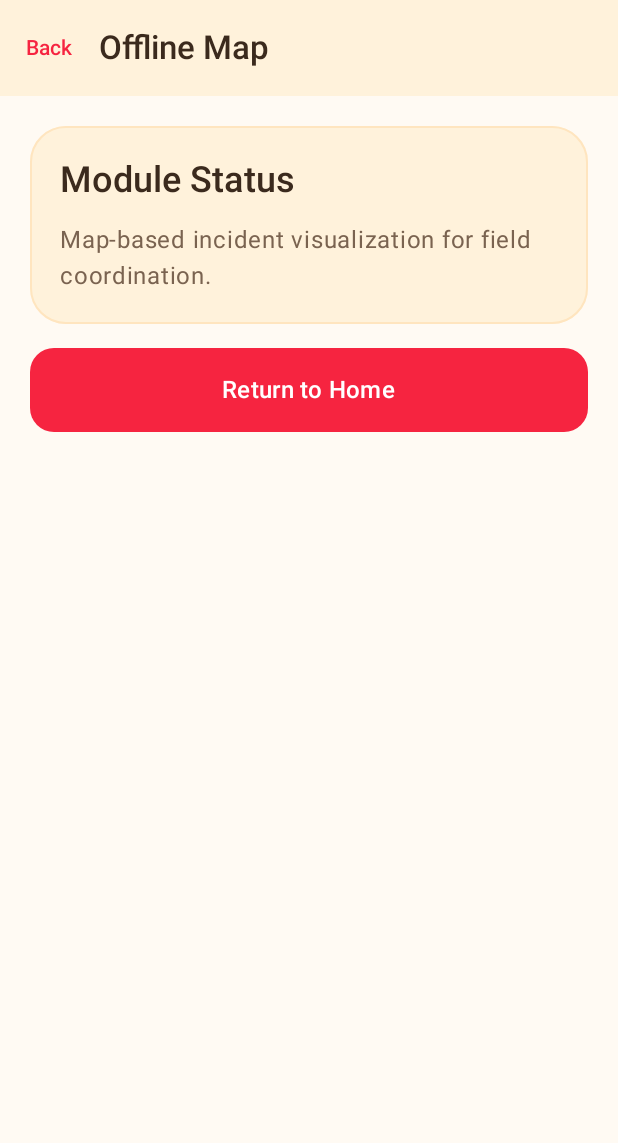
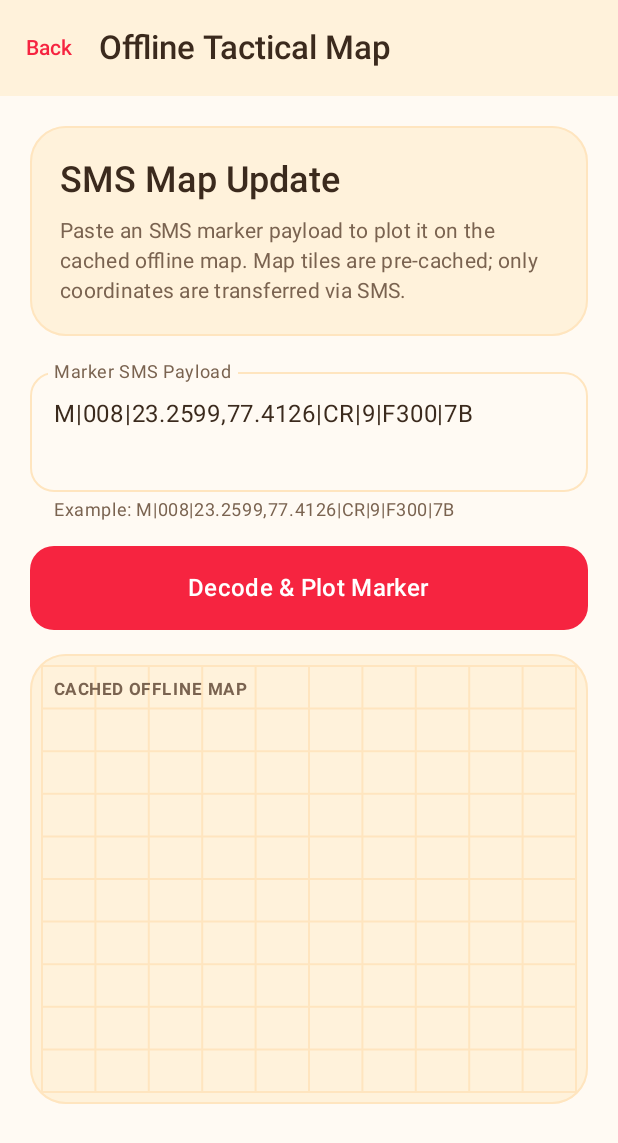
Before and after one commit to AbinavDWH/PACT, an Android app built with Jetpack Compose: the screen it shows after launch (MainActivity), after a tap on "Offline Map", on a phone screen of 412 x 824 dp. Shown: the top 1143 px of the screen. Run offline under Robolectric (Android 15) with nearby library versions, the light colour scheme and no system bars.

Commit message:
modified:   android/app/src/main/java/org/humanitarian/fieldapp/MainActivity.kt 	new file:   android/app/src/main/java/org/humanitarian/fieldapp/models/MapMarker.kt 	new file:   android/app/src/main/java/org/humanitarian/fieldapp/ui/OfflineMapScreen.kt

```diff
--- a/android/app/src/main/java/org/humanitarian/fieldapp/MainActivity.kt
+++ b/android/app/src/main/java/org/humanitarian/fieldapp/MainActivity.kt
@@ -9,6 +9,7 @@ import androidx.compose.runtime.remember
 import androidx.compose.runtime.setValue
 import org.humanitarian.fieldapp.ui.FieldReportScreen
 import org.humanitarian.fieldapp.ui.HomeScreen
+import org.humanitarian.fieldapp.ui.OfflineMapScreen
 import org.humanitarian.fieldapp.ui.PlaceholderScreen
 import org.humanitarian.fieldapp.ui.SmsDecoderScreen
 import org.humanitarian.fieldapp.ui.SmsFallbackScreen
@@ -74,9 +75,7 @@ class MainActivity : ComponentActivity() {
                     }
 
                     "offline_map" -> {
-                        PlaceholderScreen(
-                            title = "Offline Map",
-                            description = "Map-based incident visualization for field coordination.",
+                        OfflineMapScreen(
                             onBack = {
                                 currentScreen = "home"
                             }
--- /dev/null
+++ b/android/app/src/main/java/org/humanitarian/fieldapp/ui/OfflineMapScreen.kt
@@ -0,0 +1,290 @@
+package org.humanitarian.fieldapp.ui
+
+import androidx.compose.foundation.BorderStroke
+import androidx.compose.foundation.Canvas
+import androidx.compose.foundation.layout.Arrangement
+import androidx.compose.foundation.layout.Box
+import androidx.compose.foundation.layout.Column
+import androidx.compose.foundation.layout.Row
+import androidx.compose.foundation.layout.fillMaxSize
+import androidx.compose.foundation.layout.fillMaxWidth
+import androidx.compose.foundation.layout.height
+import androidx.compose.foundation.layout.padding
+import androidx.compose.foundation.layout.size
+import androidx.compose.foundation.rememberScrollState
+import androidx.compose.foundation.shape.CircleShape
+import androidx.compose.foundation.shape.RoundedCornerShape
+import androidx.compose.foundation.verticalScroll
+import androidx.compose.material3.Button
+import androidx.compose.material3.ButtonDefaults
+import androidx.compose.material3.ExperimentalMaterial3Api
+import androidx.compose.material3.MaterialTheme
+import androidx.compose.material3.OutlinedTextField
+import androidx.compose.material3.Scaffold
+import androidx.compose.material3.Surface
+import androidx.compose.material3.Text
+import androidx.compose.material3.TextButton
+import androidx.compose.material3.TopAppBar
+import androidx.compose.material3.TopAppBarDefaults
+import androidx.compose.runtime.Composable
+import androidx.compose.runtime.getValue
+import androidx.compose.runtime.mutableStateOf
+import androidx.compose.runtime.remember
+import androidx.compose.runtime.setValue
+import androidx.compose.ui.Alignment
+import androidx.compose.ui.Modifier
+import androidx.compose.ui.geometry.Offset
+import androidx.compose.ui.graphics.Color
+import androidx.compose.ui.graphics.drawscope.Stroke
+import androidx.compose.ui.text.font.FontFamily
+import androidx.compose.ui.text.font.FontWeight
+import androidx.compose.ui.unit.dp
+import androidx.compose.ui.unit.sp
+import org.humanitarian.fieldapp.models.MapMarker
+import org.humanitarian.fieldapp.sms.SmsDecoder
+import org.humanitarian.fieldapp.ui.theme.PactAccent
+import org.humanitarian.fieldapp.ui.theme.PactBackground
+import org.humanitarian.fieldapp.ui.theme.PactOnPrimary
+import org.humanitarian.fieldapp.ui.theme.PactPrimary
+import org.humanitarian.fieldapp.ui.theme.PactSurface
+import org.humanitarian.fieldapp.ui.theme.PactTextPrimary
+import org.humanitarian.fieldapp.ui.theme.PactTextSecondary
+import java.util.UUID
+
+@OptIn(ExperimentalMaterial3Api::class)
+@Composable
+fun OfflineMapScreen(
+    onBack: () -> Unit
+) {
+    var smsInput by remember { mutableStateOf("M|008|23.2599,77.4126|CR|9|F300|7B") }
+    var markers by remember { mutableStateOf(listOf<MapMarker>()) }
+    var errorMessage by remember { mutableStateOf("") }
+
+    Scaffold(
+        containerColor = PactBackground,
+        topBar = {
+            TopAppBar(
+                title = {
+                    Text(
+                        text = "Offline Tactical Map",
+                        style = MaterialTheme.typography.titleLarge,
+                        fontWeight = FontWeight.SemiBold,
+                        color = PactTextPrimary
+                    )
+                },
+                navigationIcon = {
+                    TextButton(onClick = onBack) {
+                        Text(text = "Back", color = PactPrimary, fontWeight = FontWeight.SemiBold)
+                    }
+                },
+                colors = TopAppBarDefaults.topAppBarColors(
+                    containerColor = PactSurface,
+                    titleContentColor = PactTextPrimary,
+                    navigationIconContentColor = PactPrimary
+                )
+            )
+        }
+    ) { padding ->
+        Column(
+            modifier = Modifier
+                .fillMaxSize()
+                .padding(padding)
+                .verticalScroll(rememberScrollState())
+                .padding(20.dp),
+            verticalArrangement = Arrangement.spacedBy(16.dp)
+        ) {
+            Surface(
+                modifier = Modifier.fillMaxWidth(),
+                shape = RoundedCornerShape(24.dp),
+                color = PactSurface,
+                border = BorderStroke(1.dp, PactAccent)
+            ) {
+                Column(modifier = Modifier.padding(20.dp), verticalArrangement = Arrangement.spacedBy(8.dp)) {
+                    Text(
+                        text = "SMS Map Update",
+                        style = MaterialTheme.typography.headlineSmall,
+                        fontWeight = FontWeight.SemiBold,
+                        color = PactTextPrimary
+                    )
+                    Text(
+                        text = "Paste an SMS marker payload to plot it on the cached offline map. Map tiles are pre-cached; only coordinates are transferred via SMS.",
+                        style = MaterialTheme.typography.bodyMedium,
+                        color = PactTextSecondary
+                    )
+                }
+            }
+
+            OutlinedTextField(
+                value = smsInput,
+                onValueChange = { smsInput = it },
+                label = { Text("Marker SMS Payload") },
+                supportingText = { Text("Example: M|008|23.2599,77.4126|CR|9|F300|7B") },
+                minLines = 2,
+                shape = RoundedCornerShape(16.dp),
+                modifier = Modifier.fillMaxWidth()
+            )
+
+            Button(
+                onClick = {
+                    errorMessage = ""
+                    val decoded = SmsDecoder.decode(smsInput)
+                    if (decoded.valid && decoded.typeCode == "M") {
+                        val coords = decoded.fields["Coordinates"]?.split(",")
+                        val lat = coords?.getOrNull(0)?.toDoubleOrNull() ?: 0.0
+                        val lon = coords?.getOrNull(1)?.toDoubleOrNull() ?: 0.0
+
+                        val newMarker = MapMarker(
+                            id = UUID.randomUUID().toString(),
+                            type = decoded.fields["Marker Type"] ?: "Unknown",
+                            latitude = lat,
+                            longitude = lon,
+                            severity = decoded.fields["Severity"]?.toIntOrNull() ?: 0,
+                            data = decoded.fields["Data"] ?: ""
+                        )
+                        markers = markers + newMarker
+                    } else {
+                        errorMessage = decoded.error.ifBlank { "Invalid marker payload." }
+                    }
+                },
+                modifier = Modifier.fillMaxWidth().height(56.dp),
+                shape = RoundedCornerShape(16.dp),
+                colors = ButtonDefaults.buttonColors(containerColor = PactPrimary, contentColor = PactOnPrimary)
+            ) {
+                Text("Decode & Plot Marker", style = MaterialTheme.typography.titleMedium, fontWeight = FontWeight.SemiBold)
+            }
+
+            if (errorMessage.isNotBlank()) {
+                Text(text = errorMessage, color = PactPrimary, fontWeight = FontWeight.Medium)
+            }
+
+            // TACTICAL MAP CANVAS
+            Surface(
+                modifier = Modifier
+                    .fillMaxWidth()
+                    .height(300.dp),
+                shape = RoundedCornerShape(24.dp),
+                color = PactSurface,
+                border = BorderStroke(1.dp, PactAccent)
+            ) {
+                Box(modifier = Modifier.fillMaxSize().padding(8.dp)) {
+                    TacticalMapView(markers = markers)
+
+                    Text(
+                        text = "CACHED OFFLINE MAP",
+                        modifier = Modifier.align(Alignment.TopStart).padding(8.dp),
+                        style = MaterialTheme.typography.labelSmall,
+                        fontWeight = FontWeight.Bold,
+                        color = PactTextSecondary,
+                        letterSpacing = 1.sp
+                    )
+                }
+            }
+
+            if (markers.isNotEmpty()) {
+                Text(
+                    text = "Active Markers (${markers.size})",
+                    style = MaterialTheme.typography.titleMedium,
+                    fontWeight = FontWeight.SemiBold,
+                    color = PactTextPrimary
+                )
+
+                markers.takeLast(3).reversed().forEach { marker ->
+                    Surface(
+                        modifier = Modifier.fillMaxWidth(),
+                        shape = RoundedCornerShape(16.dp),
+                        color = PactBackground,
+                        border = BorderStroke(1.dp, PactAccent)
+                    ) {
+                        Row(
+                            modifier = Modifier.padding(16.dp),
+                            verticalAlignment = Alignment.CenterVertically,
+                            horizontalArrangement = Arrangement.spacedBy(12.dp)
+                        ) {
+                            Surface(
+                                modifier = Modifier.size(16.dp),
+                                shape = CircleShape,
+                                color = getMarkerColor(marker.type)
+                            ) {}
+                            Column {
+                                Text(
+                                    text = "${marker.type} (Sev: ${marker.severity})",
+                                    style = MaterialTheme.typography.bodyLarge,
+                                    fontWeight = FontWeight.SemiBold,
+                                    color = PactTextPrimary
+                                )
+                                Text(
+                                    text = "Lat: ${marker.latitude}, Lon: ${marker.longitude} | ${marker.data}",
+                                    style = MaterialTheme.typography.bodySmall,
+                                    fontFamily = FontFamily.Monospace,
+                                    color = PactTextSecondary
+                                )
+                            }
+                        }
+                    }
+                }
+            }
+        }
+    }
+}
+
+@Composable
+private fun TacticalMapView(markers: List<MapMarker>) {
+    val minLat = 23.0
+    val maxLat = 24.0
+    val minLon = 77.0
+    val maxLon = 78.0
+
+    Canvas(modifier = Modifier.fillMaxSize()) {
+        val width = size.width
+        val height = size.height
+        val gridColor = PactAccent
+        val stroke = Stroke(width = 2f)
+
+        // Draw Grid
+        for (i in 0..10) {
+            val x = width * i / 10
+            drawLine(gridColor, Offset(x, 0f), Offset(x, height), stroke.width)
+            val y = height * i / 10
+            drawLine(gridColor, Offset(0f, y), Offset(width, y), stroke.width)
+        }
+
+        // Draw Markers
+        markers.forEach { marker ->
+            if (marker.latitude in minLat..maxLat && marker.longitude in minLon..maxLon) {
+                val x = ((marker.longitude - minLon) / (maxLon - minLon) * width).toFloat()
+                val y = height - ((marker.latitude - minLat) / (maxLat - minLat) * height).toFloat()
+
+                val color = getMarkerColor(marker.type)
+
+                // Outer ring
+                drawCircle(
+                    color = color.copy(alpha = 0.3f),
+                    radius = 24f,
+                    center = Offset(x, y)
+                )
+                // Inner pin
+                drawCircle(
+                    color = color,
+                    radius = 12f,
+                    center = Offset(x, y),
+                    style = stroke
+                )
+                drawCircle(
+                    color = color,
+                    radius = 6f,
+                    center = Offset(x, y)
+                )
+            }
+        }
+    }
+}
+
+private fun getMarkerColor(type: String): Color {
+    return when (type.lowercase()) {
+        "crisis zone", "cr" -> Color(0xFFF62440) // PactPrimary Red
+        "resource point", "rs" -> Color(0xFF2196F3) // Blue
+        "medical point", "md" -> Color(0xFF4CAF50) // Green
+        "shelter", "sh" -> Color(0xFF9C27B0) // Purple
+        else -> Color(0xFFFF9800) // Orange
+    }
+}
```
Also changed, not shown: android/app/src/main/java/org/humanitarian/fieldapp/models/MapMarker.kt (added, +10 -0 lines).
